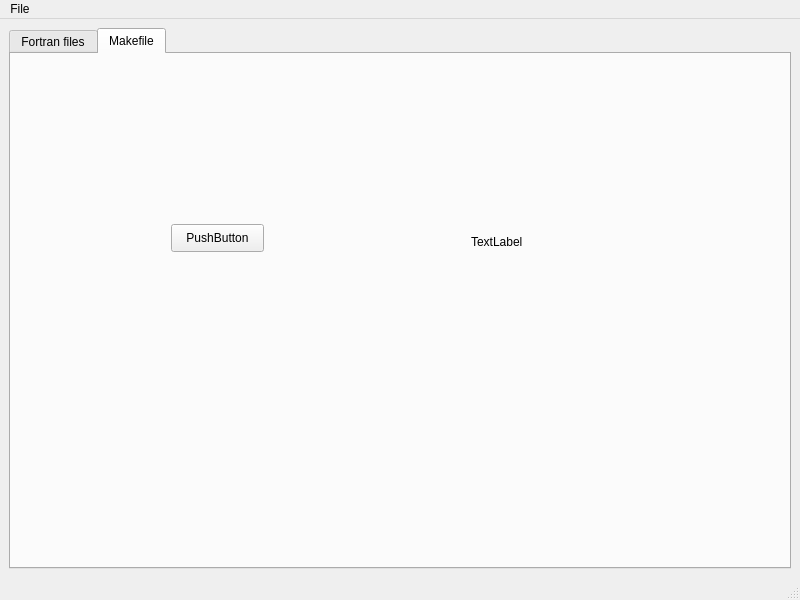
Qt form fparser_GUI/GUI.ui (mramagu/Fortran-to-Python-Wrapper) before a commit.
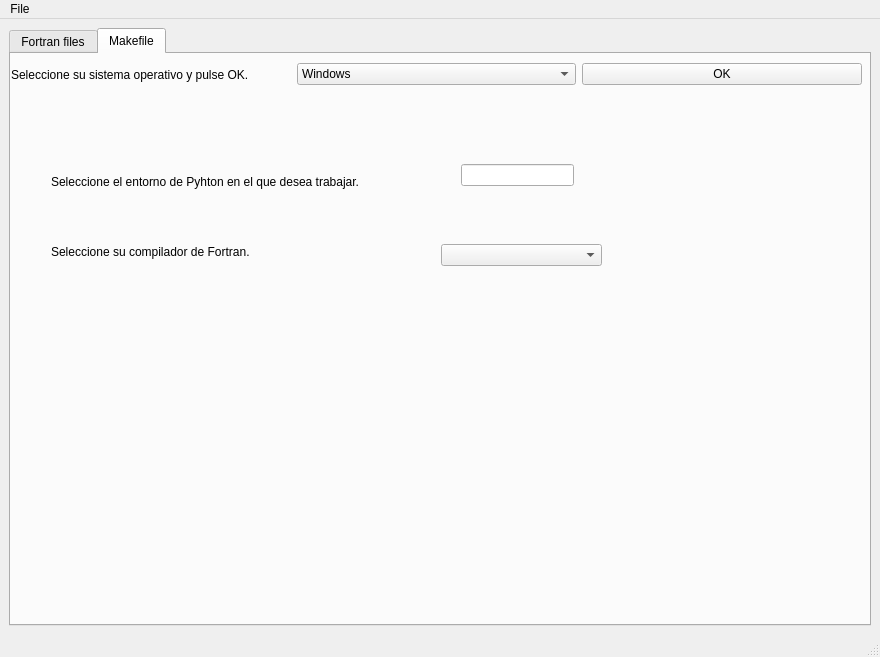
The same form after that commit. The open tabs and pages were chosen to show the change. Icons and pictures are not drawn.

Patch:
```diff
--- a/fparser_GUI/GUI.ui
+++ b/fparser_GUI/GUI.ui
@@ -6,8 +6,8 @@
    <rect>
     <x>0</x>
     <y>0</y>
-    <width>800</width>
-    <height>600</height>
+    <width>880</width>
+    <height>657</height>
    </rect>
   </property>
   <property name="windowTitle">
@@ -316,35 +316,107 @@
        </layout>
       </widget>
       <widget class="QWidget" name="tab_makefile">
+       <property name="layoutDirection">
+        <enum>Qt::LeftToRight</enum>
+       </property>
        <attribute name="title">
         <string>Makefile</string>
        </attribute>
-       <widget class="QPushButton" name="pushButton">
+       <widget class="QLabel" name="label_make_env">
         <property name="geometry">
          <rect>
-          <x>160</x>
-          <y>170</y>
-          <width>93</width>
-          <height>28</height>
+          <x>40</x>
+          <y>120</y>
+          <width>361</width>
+          <height>16</height>
          </rect>
         </property>
         <property name="text">
-         <string>PushButton</string>
+         <string>Seleccione el entorno de Pyhton en el que desea trabajar.</string>
         </property>
        </widget>
        <widget class="QLabel" name="label">
         <property name="geometry">
          <rect>
-          <x>460</x>
-          <y>180</y>
-          <width>55</width>
+          <x>40</x>
+          <y>190</y>
+          <width>271</width>
           <height>16</height>
          </rect>
         </property>
         <property name="text">
-         <string>TextLabel</string>
+         <string>Seleccione su compilador de Fortran.</string>
         </property>
        </widget>
+       <widget class="QComboBox" name="comboBox">
+        <property name="geometry">
+         <rect>
+          <x>430</x>
+          <y>190</y>
+          <width>161</width>
+          <height>22</height>
+         </rect>
+        </property>
+       </widget>
+       <widget class="QLineEdit" name="lineEdit">
+        <property name="geometry">
+         <rect>
+          <x>450</x>
+          <y>110</y>
+          <width>113</width>
+          <height>22</height>
+         </rect>
+        </property>
+        <property name="text">
+         <string/>
+        </property>
+       </widget>
+       <widget class="QWidget" name="horizontalLayoutWidget">
+        <property name="geometry">
+         <rect>
+          <x>0</x>
+          <y>0</y>
+          <width>851</width>
+          <height>41</height>
+         </rect>
+        </property>
+        <layout class="QHBoxLayout" name="horizontalLayout_4">
+         <item>
+          <widget class="QLabel" name="label_make_OS">
+           <property name="text">
+            <string>Seleccione su sistema operativo y pulse OK.</string>
+           </property>
+          </widget>
+         </item>
+         <item>
+          <widget class="QComboBox" name="comboBox_make">
+           <property name="editable">
+            <bool>false</bool>
+           </property>
+           <item>
+            <property name="text">
+             <string>Windows</string>
+            </property>
+           </item>
+           <item>
+            <property name="text">
+             <string>Linux</string>
+            </property>
+           </item>
+          </widget>
+         </item>
+         <item>
+          <widget class="QPushButton" name="pushButton_make1">
+           <property name="text">
+            <string>OK</string>
+           </property>
+           <property name="default">
+            <bool>false</bool>
+           </property>
+          </widget>
+         </item>
+        </layout>
+       </widget>
       </widget>
      </widget>
     </item>
@@ -355,8 +427,8 @@
     <rect>
      <x>0</x>
      <y>0</y>
-     <width>800</width>
-     <height>20</height>
+     <width>880</width>
+     <height>26</height>
     </rect>
    </property>
    <widget class="QMenu" name="menuFile">
```
Left out of the diff: 4 changed lines with no effect on the pictures.
